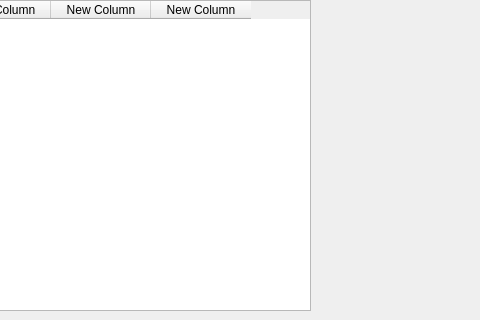
This is masraf.ui in nerdogan/nenra as Qt 5 draws it before an edit; both pictures show x 270 to 750 and y 280 to 600 of the 750 by 600 pixel window. The edited form follows.
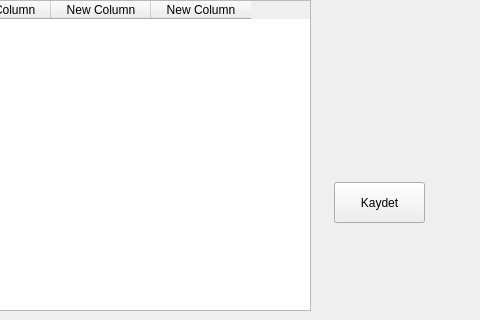
This is the edited form.

```diff
--- a/masraf.ui
+++ b/masraf.ui
@@ -163,6 +163,19 @@
     </property>
    </column>
   </widget>
+  <widget class="QPushButton" name="pushButton_3">
+   <property name="geometry">
+    <rect>
+     <x>604</x>
+     <y>462</y>
+     <width>91</width>
+     <height>41</height>
+    </rect>
+   </property>
+   <property name="text">
+    <string>Kaydet</string>
+   </property>
+  </widget>
  </widget>
  <resources/>
  <connections/>
```
